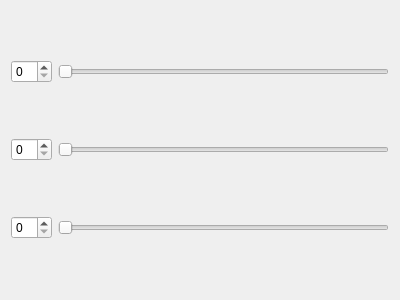
Before: the Qt Designer form codes/Controller/InteractorStyles/QInteractorStyleWindowLevel.ui in wuzhuobin/Vessel_Project, drawn with Qt 5.
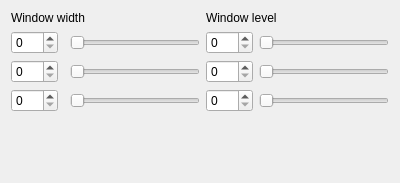
After: the same form once the commit is applied.

Diff of the .ui file:
```diff
--- a/codes/Controller/InteractorStyles/QInteractorStyleWindowLevel.ui
+++ b/codes/Controller/InteractorStyles/QInteractorStyleWindowLevel.ui
@@ -7,43 +7,142 @@
     <x>0</x>
     <y>0</y>
     <width>400</width>
-    <height>300</height>
+    <height>183</height>
    </rect>
   </property>
   <property name="windowTitle">
    <string>QInteractorStyleWindowLevel</string>
   </property>
   <layout class="QGridLayout" name="gridLayout_2">
-   <item row="0" column="0">
-    <widget class="QSpinBox" name="spinBox"/>
-   </item>
-   <item row="0" column="1">
-    <widget class="QSlider" name="horizontalSlider">
-     <property name="orientation">
-      <enum>Qt::Horizontal</enum>
-     </property>
-    </widget>
-   </item>
-   <item row="1" column="0">
-    <widget class="QSpinBox" name="spinBox_2"/>
-   </item>
    <item row="1" column="1">
-    <widget class="QSlider" name="horizontalSlider_2">
+    <widget class="QSpinBox" name="spinBoxWindowWidth0">
+     <property name="maximum">
+      <number>255</number>
+     </property>
+    </widget>
+   </item>
+   <item row="1" column="3">
+    <widget class="QSlider" name="horizontalSlider">
+     <property name="maximum">
+      <number>255</number>
+     </property>
      <property name="orientation">
       <enum>Qt::Horizontal</enum>
      </property>
     </widget>
    </item>
-   <item row="2" column="0">
-    <widget class="QSpinBox" name="spinBox_3"/>
-   </item>
    <item row="2" column="1">
+    <widget class="QSpinBox" name="spinBoxWindowWidth1">
+     <property name="maximum">
+      <number>255</number>
+     </property>
+    </widget>
+   </item>
+   <item row="2" column="3">
+    <widget class="QSlider" name="horizontalSlider_2">
+     <property name="maximum">
+      <number>255</number>
+     </property>
+     <property name="orientation">
+      <enum>Qt::Horizontal</enum>
+     </property>
+    </widget>
+   </item>
+   <item row="3" column="1">
+    <widget class="QSpinBox" name="spinBoxWindowWidth2">
+     <property name="maximum">
+      <number>255</number>
+     </property>
+    </widget>
+   </item>
+   <item row="3" column="3">
     <widget class="QSlider" name="horizontalSlider_3">
+     <property name="maximum">
+      <number>255</number>
+     </property>
      <property name="orientation">
       <enum>Qt::Horizontal</enum>
      </property>
     </widget>
    </item>
+   <item row="0" column="1" colspan="3">
+    <widget class="QLabel" name="label">
+     <property name="text">
+      <string>Window width</string>
+     </property>
+    </widget>
+   </item>
+   <item row="1" column="5">
+    <widget class="QSpinBox" name="spinBoxWindowLevel0">
+     <property name="maximum">
+      <number>255</number>
+     </property>
+    </widget>
+   </item>
+   <item row="0" column="5" colspan="2">
+    <widget class="QLabel" name="label_4">
+     <property name="text">
+      <string>Window level</string>
+     </property>
+    </widget>
+   </item>
+   <item row="2" column="5">
+    <widget class="QSpinBox" name="spinBoxWindowLevel1">
+     <property name="maximum">
+      <number>255</number>
+     </property>
+    </widget>
+   </item>
+   <item row="1" column="6">
+    <widget class="QSlider" name="horizontalSlider_4">
+     <property name="maximum">
+      <number>255</number>
+     </property>
+     <property name="orientation">
+      <enum>Qt::Horizontal</enum>
+     </property>
+    </widget>
+   </item>
+   <item row="3" column="6">
+    <widget class="QSlider" name="horizontalSlider_6">
+     <property name="maximum">
+      <number>255</number>
+     </property>
+     <property name="orientation">
+      <enum>Qt::Horizontal</enum>
+     </property>
+    </widget>
+   </item>
+   <item row="3" column="5">
+    <widget class="QSpinBox" name="spinBoxWindowLevel2">
+     <property name="maximum">
+      <number>255</number>
+     </property>
+    </widget>
+   </item>
+   <item row="2" column="6">
+    <widget class="QSlider" name="horizontalSlider_5">
+     <property name="maximum">
+      <number>255</number>
+     </property>
+     <property name="orientation">
+      <enum>Qt::Horizontal</enum>
+     </property>
+    </widget>
+   </item>
+   <item row="4" column="3">
+    <spacer name="verticalSpacer">
+     <property name="orientation">
+      <enum>Qt::Vertical</enum>
+     </property>
+     <property name="sizeHint" stdset="0">
+      <size>
+       <width>20</width>
+       <height>40</height>
+      </size>
+     </property>
+    </spacer>
+   </item>
   </layout>
  </widget>
  <layoutdefault spacing="6" margin="11"/>
```
Left out of the diff: 180 changed lines with no effect on the pictures.
